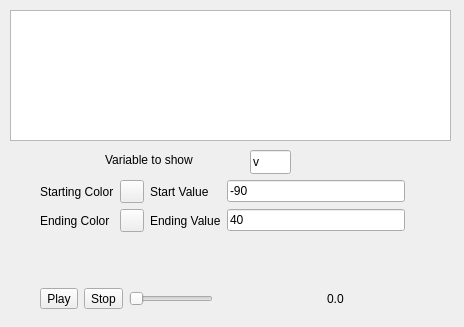
Before: the Qt Designer form neuronvisio/animation.ui in mattions/neuronvisio, drawn with Qt 5.
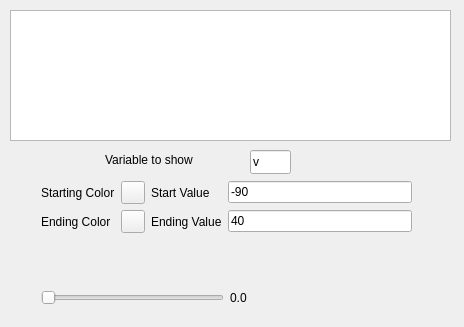
After: the same form once the commit is applied. Custom widgets are drawn as their Qt base class.

```diff
--- a/neuronvisio/animation.ui
+++ b/neuronvisio/animation.ui
@@ -58,10 +58,10 @@
   <widget class="QWidget" name="">
    <property name="geometry">
     <rect>
-     <x>40</x>
-     <y>180</y>
-     <width>365</width>
-     <height>129</height>
+     <x>41</x>
+     <y>181</y>
+     <width>371</width>
+     <height>124</height>
     </rect>
    </property>
    <layout class="QVBoxLayout" name="verticalLayout">
@@ -154,20 +154,6 @@
     </item>
     <item>
      <layout class="QHBoxLayout" name="horizontalLayout">
-      <item>
-       <widget class="QToolButton" name="play_btn">
-        <property name="text">
-         <string>Play</string>
-        </property>
-       </widget>
-      </item>
-      <item>
-       <widget class="QToolButton" name="stop_btn">
-        <property name="text">
-         <string>Stop</string>
-        </property>
-       </widget>
-      </item>
       <item>
        <widget class="QSlider" name="timelineSlider">
         <property name="orientation">
@@ -175,22 +161,6 @@
         </property>
        </widget>
       </item>
-      <item>
-       <spacer name="horizontalSpacer">
-        <property name="orientation">
-         <enum>Qt::Horizontal</enum>
-        </property>
-        <property name="sizeType">
-         <enum>QSizePolicy::Fixed</enum>
-        </property>
-        <property name="sizeHint" stdset="0">
-         <size>
-          <width>108</width>
-          <height>20</height>
-         </size>
-        </property>
-       </spacer>
-      </item>
       <item>
        <widget class="QLabel" name="animationTime">
         <property name="sizePolicy">
```
Left out of the diff: 4 changed lines with no effect on the pictures.
